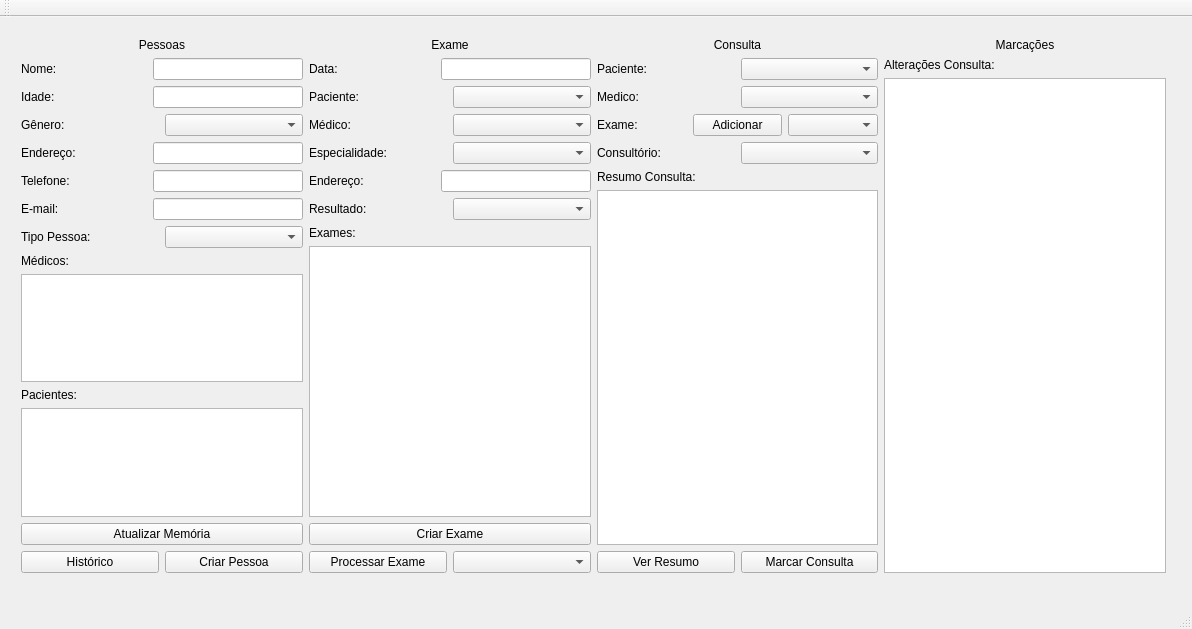
Above: mainwindow.ui from armbrustsamuel/cadastroConsultasDesignPatterns before the change. Below: the same form after it.
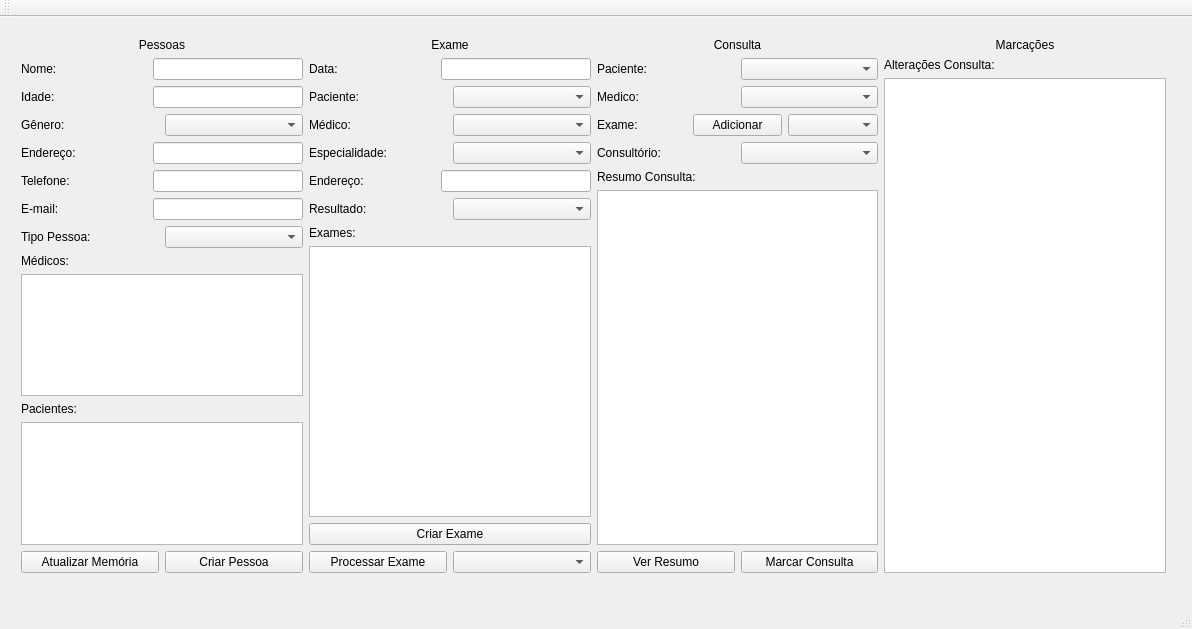
That is the form after the change.

The edit to the form file:
```diff
--- a/mainwindow.ui
+++ b/mainwindow.ui
@@ -199,19 +199,12 @@
            <item>
             <widget class="QTextEdit" name="pacientesTxt"/>
            </item>
-           <item>
-            <widget class="QPushButton" name="testeBtn">
-             <property name="text">
-              <string>Atualizar Memória</string>
-             </property>
-            </widget>
-           </item>
            <item>
             <layout class="QHBoxLayout" name="horizontalLayout_37">
              <item>
-              <widget class="QPushButton" name="historicoBtn">
+              <widget class="QPushButton" name="testeBtn">
                <property name="text">
-                <string>Histórico</string>
+                <string>Atualizar Memória</string>
                </property>
               </widget>
              </item>
```
